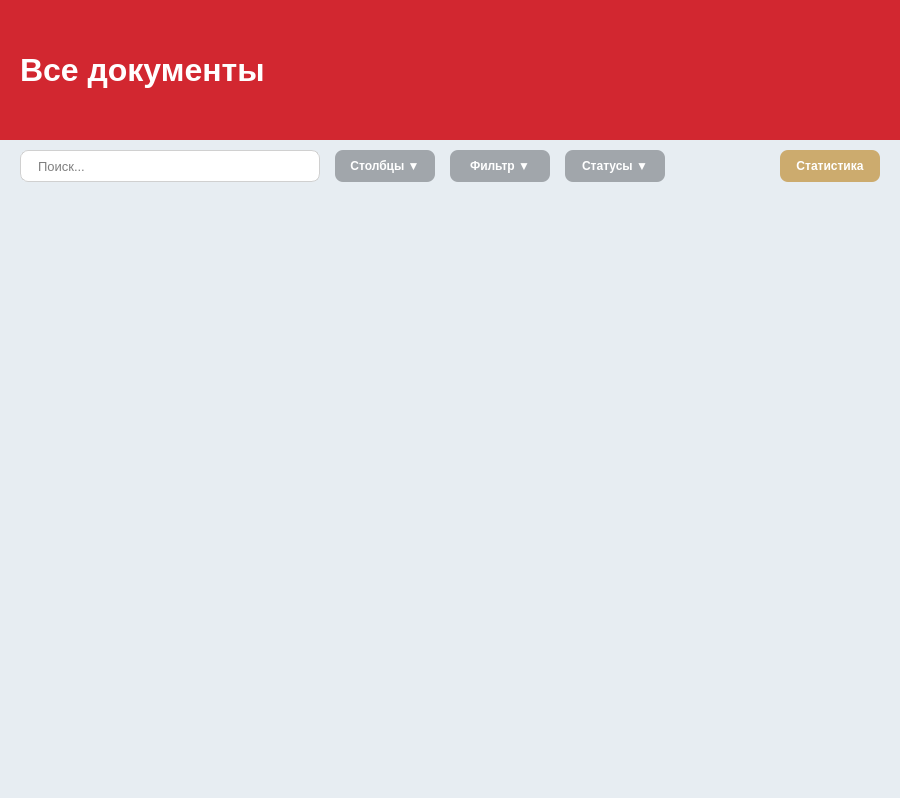
Old version of the form client/ui/documents/table/documents_panel.ui in the repository lerakaplich/Documents.
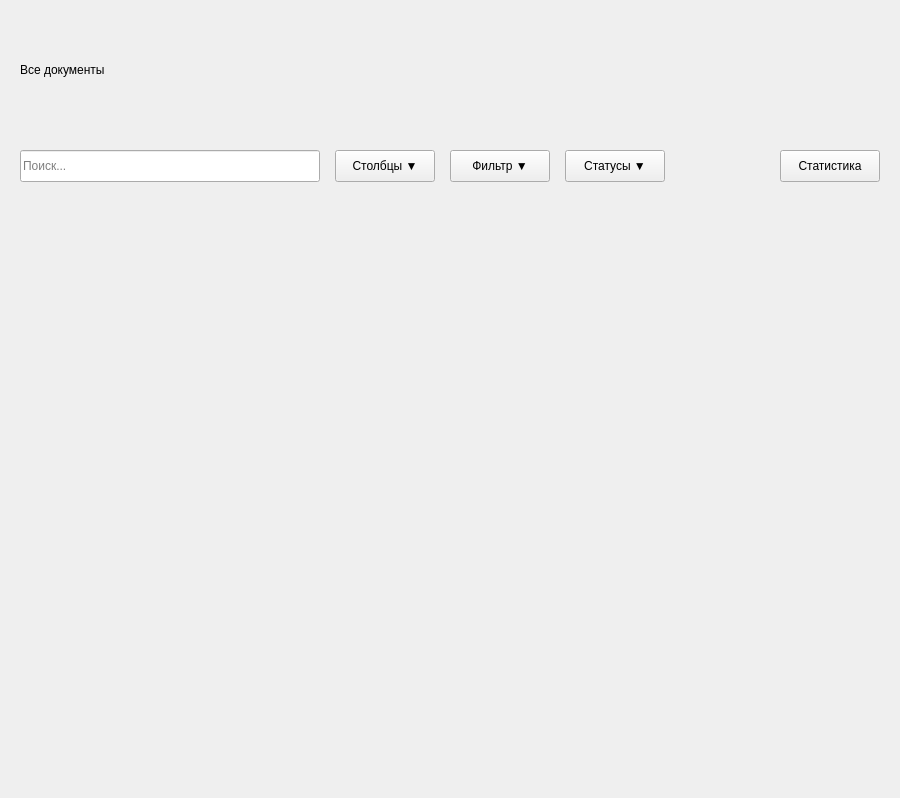
New version of the form.

Patch:
```diff
--- a/client/ui/documents/table/documents_panel.ui
+++ b/client/ui/documents/table/documents_panel.ui
@@ -14,7 +14,7 @@
    <string>DocumentsPanel</string>
   </property>
   <property name="styleSheet">
-   <string notr="true">#DocumentsPanel { background-color: transparent; }</string>
+   <string notr="true">#DocumentsPanel { background-color: {BG_CARD}; }</string>
   </property>
   <layout class="QVBoxLayout" name="verticalLayout">
    <property name="spacing">
@@ -47,7 +47,7 @@
       </size>
      </property>
      <property name="styleSheet">
-      <string notr="true">#headerFrame { background-color: #D22730; margin: 0px; padding: 0px; }</string>
+      <string notr="true">#headerFrame { background-color: {HEADER_BG}; margin: 0px; padding: 0px; }</string>
      </property>
      <property name="frameShape">
       <enum>QFrame::Shape::NoFrame</enum>
@@ -74,7 +74,8 @@
       <item>
        <widget class="QLabel" name="labelTitle">
         <property name="styleSheet">
-         <string notr="true">color: white; font-size: 32px; font-weight: bold;</string>
+         <string notr="true">color: {TEXT_ON_ACCENT}; font-size: 32px; font-weight: bold; background-color: transparent;
+</string>
         </property>
         <property name="text">
          <string>Все документы</string>
@@ -112,7 +113,7 @@
       </size>
      </property>
      <property name="styleSheet">
-      <string notr="true">#toolBar { background-color: #E7EDF2; }</string>
+      <string notr="true">#toolBar { background-color: {BG_CARD}; }</string>
      </property>
      <layout class="QHBoxLayout" name="toolBarLayout">
       <property name="spacing">
@@ -146,14 +147,15 @@
         </property>
         <property name="styleSheet">
          <string notr="true">QLineEdit {
-    border: 1px solid #D0D0D0;
+    border: 1px solid {BORDER_INPUT};
     border-radius: 8px;
     font-size: 13px;
     padding: 5px 15px;
-    background-color: white;
+    background-color: {BG_INPUT};
+    color: {TEXT_PRIMARY};
 }
 QLineEdit:focus {
-    border: 2px solid #D22730;
+    border: 2px solid {ACCENT_DANGER};
 }</string>
         </property>
         <property name="placeholderText">
@@ -177,17 +179,15 @@
         </property>
         <property name="styleSheet">
          <string notr="true">QPushButton {
-    background-color: #A1A6AB;
-    border-radius: 8px;
-    font-weight: bold;
-    color: white;
+    background-color: {BTN_SECONDARY_BG};
+    border-radius: 4px;
+    font-weight: normal;
+    color: {TEXT_BLACK};
 }
 QPushButton:hover {
-    background-color: #7A7E83;   /* мягче, чем #5D5E60 */
+    background-color: {BTN_SECONDARY_HOVER_BG};
 }
-QPushButton:pressed {
-    background-color: #5D5E60;   /* старое hover-значение уходит сюда */
-}</string>
+</string>
         </property>
         <property name="text">
          <string>Столбцы ▼</string>
@@ -210,17 +210,15 @@
         </property>
         <property name="styleSheet">
          <string notr="true">QPushButton {
-    background-color: #A1A6AB;
-    border-radius: 8px;
-    font-weight: bold;
-    color: white;
+    background-color: {BTN_SECONDARY_BG};
+    border-radius: 4px;
+    font-weight: normal;
+    color: {TEXT_BLACK};
 }
 QPushButton:hover {
-    background-color: #7A7E83;   /* мягче, чем #5D5E60 */
+    background-color: {BTN_SECONDARY_HOVER_BG};
 }
-QPushButton:pressed {
-    background-color: #5D5E60;   /* старое hover-значение уходит сюда */
-}</string>
+</string>
         </property>
         <property name="text">
          <string>Фильтр ▼</string>
@@ -243,17 +241,15 @@
         </property>
         <property name="styleSheet">
          <string notr="true">QPushButton {
-    background-color: #A1A6AB;
-    border-radius: 8px;
-    font-weight: bold;
-    color: white;
+    background-color: {BTN_SECONDARY_BG};
+    border-radius: 4px;
+    font-weight: normal;
+    color: {TEXT_BLACK};
 }
 QPushButton:hover {
-    background-color: #7A7E83;   /* мягче, чем #5D5E60 */
+    background-color: {BTN_SECONDARY_HOVER_BG};
 }
-QPushButton:pressed {
-    background-color: #5D5E60;   /* старое hover-значение уходит сюда */
-}</string>
+</string>
         </property>
         <property name="text">
          <string>Статусы ▼</string>
@@ -289,19 +285,17 @@
         </property>
         <property name="styleSheet">
          <string notr="true">QPushButton {
-    background-color: #ccab6e;
+    background-color: {ACCENT_PRIMARY};
     border-radius: 8px;
     font-weight: bold;
-    color: white;
+    color: {TEXT_ON_ACCENT};
 }
 QPushButton:hover {
-    background-color: #998664;
+    background-color: {ACCENT_HOVER_SOFT};
 }
 QPushButton:pressed {
-    background-color: #7a6a50;
-}
-
-        </string>
+    background-color: {ACCENT_PRESSED_DEEP};
+}</string>
         </property>
         <property name="text">
          <string>Статистика</string>
@@ -314,7 +308,7 @@
    <item>
     <widget class="QFrame" name="contentFrame">
      <property name="styleSheet">
-      <string notr="true">#contentFrame { background-color: #E7EDF2; }</string>
+      <string notr="true">#contentFrame { background-color: {BG_CARD}; }</string>
      </property>
      <property name="frameShape">
       <enum>QFrame::Shape::NoFrame</enum>
```
